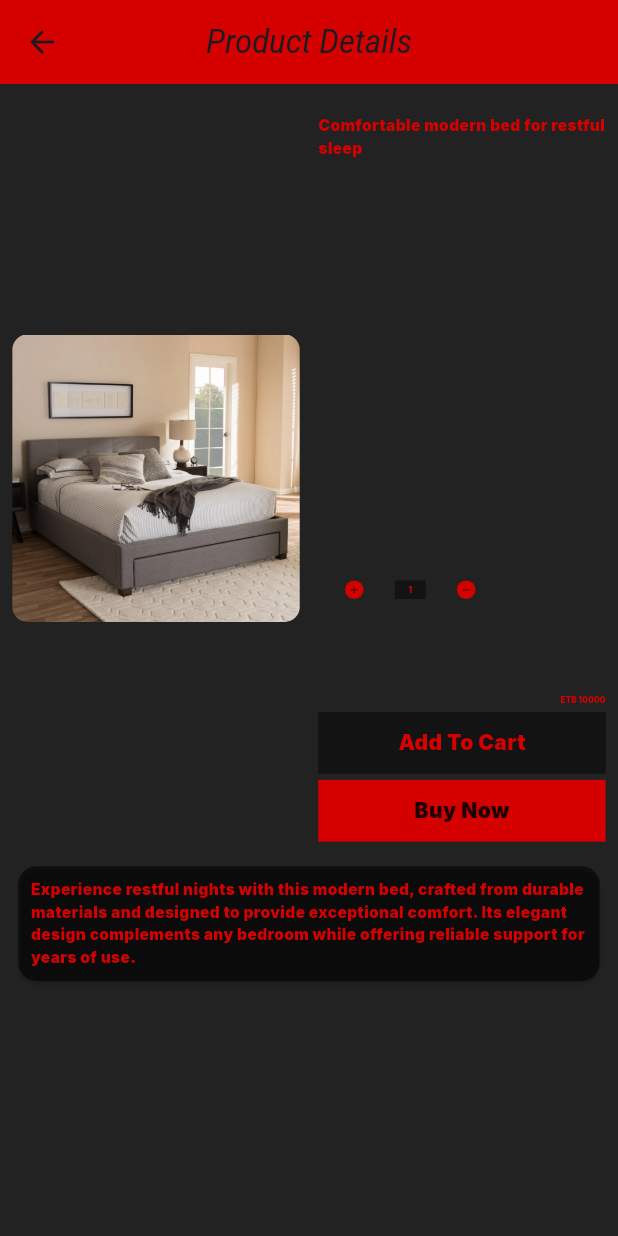
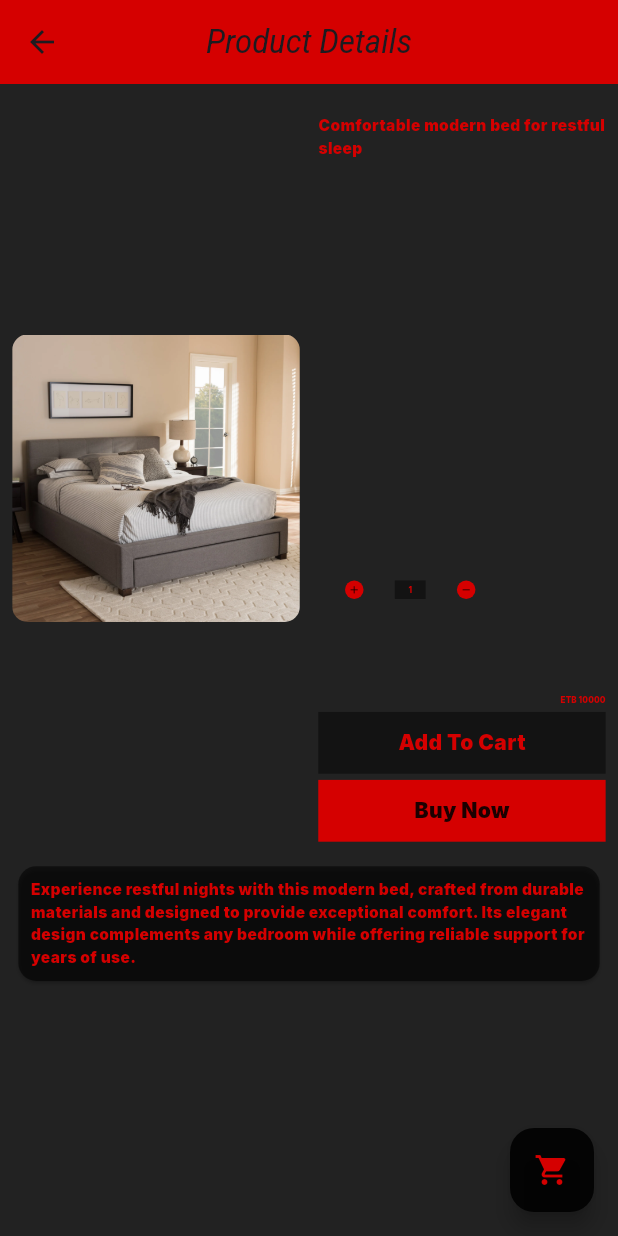
Before and after one commit to Nathan91187/Aliexpress_Lemine, a Flutter app: the screen it shows after launch, after a tap on "Comfortable modern bed for restful sleep", on a phone screen of 412 x 824 dp. Run offline on Flutter 3.47's test engine with Material 3 defaults, Android fonts, the phone set to English and light mode, and no system bars.

Commit message:
added new features

```diff
--- a/lib/Widgets/PurchaseOptions.dart
+++ b/lib/Widgets/PurchaseOptions.dart
@@ -2,14 +2,14 @@ import 'package:flutter/material.dart';
 class Purchaseoptions extends StatelessWidget {
   final String info;
   final Color color,textColor;
-  const Purchaseoptions({super.key, required this.info, required this.color, required this.textColor});
+  final VoidCallback action;
+  const Purchaseoptions({super.key, required this.info, required this.color, required this.textColor, required this.action});
 
   @override
   Widget build(BuildContext context) {
     final myWidth = MediaQuery.of(context).size.height;
     return InkWell(
-      onTap: (){
-        },
+      onTap: action,
       child: Container(
         height: 0.05 * myWidth,
         color: color,
--- a/lib/main.dart
+++ b/lib/main.dart
@@ -1,4 +1,5 @@
 import 'package:flutter/material.dart';
+import 'package:mini_e_commerce/screens/Cart.dart';
 import 'package:mini_e_commerce/screens/ProductDetails.dart';
 import 'package:mini_e_commerce/screens/Products.dart';
 void main() {
@@ -13,7 +14,8 @@ class MyApp extends StatelessWidget {
     return MaterialApp(
       routes: {
         '/' :(context) => Products(),
-        'details': (context) => Productdetails()
+        'details': (context) => Productdetails(),
+        'cart' : (context) => Cart()
       },
       theme: ThemeData(
         textTheme: TextTheme(
--- a/lib/screens/ProductDetails.dart
+++ b/lib/screens/ProductDetails.dart
@@ -1,5 +1,7 @@
 import 'package:flutter/material.dart';
+import 'package:mini_e_commerce/Datas/CartList.dart';
 import 'package:mini_e_commerce/Datas/Descriptions.dart';
+import 'package:mini_e_commerce/Datas/Items.dart';
 import 'package:mini_e_commerce/Widgets/ModifyAmounts.dart';
 import 'package:mini_e_commerce/Widgets/PurchaseOptions.dart';
 import 'package:mini_e_commerce/screens/DataNotFound.dart';
@@ -22,6 +24,7 @@ class _ProductdetailsState extends State<Productdetails> {
 
     int myPrice = int.parse(args['price']);
     String description = args['description'];
+    String imagePath = args['imagePath'];
     int modifiable = myPrice;
     final myWidth = MediaQuery.of(context).size.width;
     return Scaffold(
@@ -54,7 +57,7 @@ class _ProductdetailsState extends State<Productdetails> {
                       flex: 1,
                     child: ClipRRect(
                       borderRadius: BorderRadius.circular(10),
-                      child: Image.asset(args['imagePath']),
+                      child: Image.asset(imagePath),
                     )
                     ),
                     Expanded(
@@ -66,7 +69,8 @@ class _ProductdetailsState extends State<Productdetails> {
                             children: [
                               Expanded(
                                 flex: 3,
-                              child: Text(args['description'],
+                              child: Text(
+                                  description,
                               style: TextStyle(
                                 fontSize: 0.025 * myWidth,
                                 fontFamily: "Inter",
@@ -111,8 +115,23 @@ class _ProductdetailsState extends State<Productdetails> {
                                     "ETB $myPrice",
                                     style: Theme.of(context).textTheme.titleSmall),
                               ),
-                              Purchaseoptions(info: "Add To Cart", color: Colors.black45, textColor: Colors.redAccent[700]!,),
-                              Purchaseoptions(info: "Buy Now", color: Colors.redAccent[700]!, textColor: Colors.black87,),
+                              Purchaseoptions(
+                                info: "Add To Cart",
+                                color: Colors.black45,
+                                textColor: Colors.redAccent[700]!,
+                                action: (){
+                                  Items item = Items(image: imagePath, description: description,price: myPrice);
+                                  myItems.add(item);
+                                },
+                              ),
+                              Purchaseoptions(
+                                info: "Buy Now",
+                                color: Colors.redAccent[700]!,
+                                textColor: Colors.black87,
+                                action: (){
+
+                                },
+                              ),
                             ]
                         )
                     )
@@ -144,7 +163,17 @@ class _ProductdetailsState extends State<Productdetails> {
               )
             ],
           ),
-        )
+        ),
+      floatingActionButton: FloatingActionButton(
+        onPressed: (){
+          Navigator.pushNamed(context, 'cart');
+        },
+        backgroundColor: Colors.black87,
+        child: Icon(
+          Icons.shopping_cart,
+          color: Colors.redAccent[700],
+        ),
+      ),
     );
   }
 }
--- a/lib/screens/Products.dart
+++ b/lib/screens/Products.dart
@@ -48,7 +48,9 @@ class Products extends StatelessWidget {
     )
       ),
         floatingActionButton: FloatingActionButton(
-            onPressed: (){},
+            onPressed: (){
+              Navigator.pushNamed(context, 'cart');
+            },
           backgroundColor: Colors.black87,
             child: Icon(
                 Icons.shopping_cart,
```
Also changed, not shown: lib/screens/Cart.dart (+23 -1 lines).
